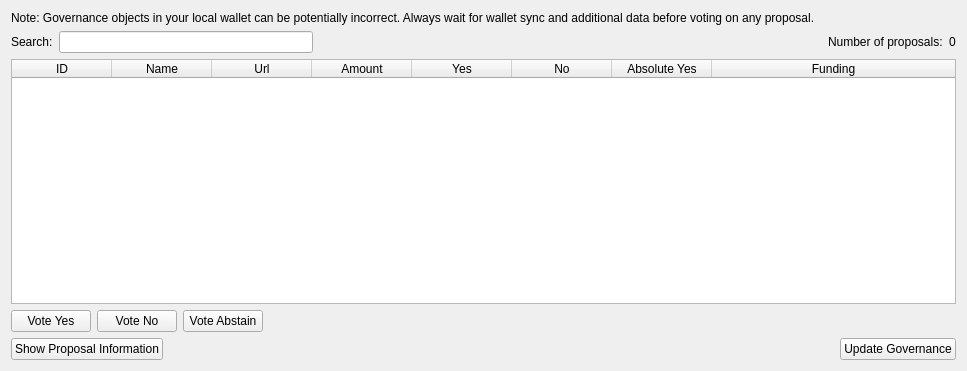
Before: the Qt Designer form src/qt/forms/governancelist.ui in HTHcoin/helpthehomelesscoin, drawn with Qt 5.
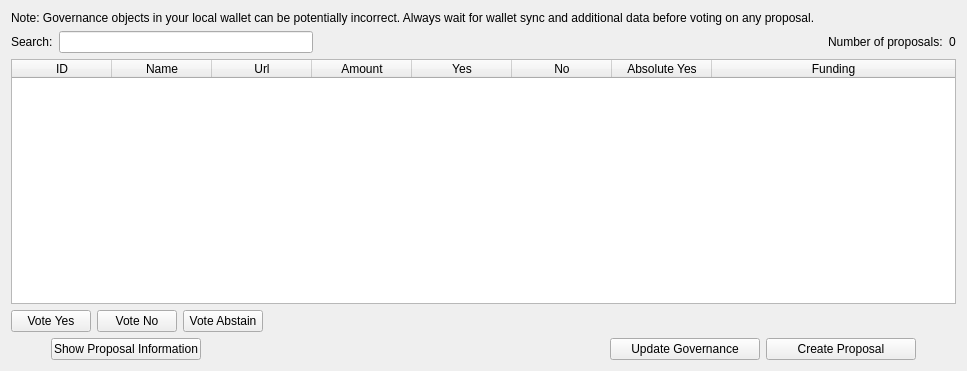
After: the same form once the commit is applied.

What changed in the file:
```diff
--- a/src/qt/forms/governancelist.ui
+++ b/src/qt/forms/governancelist.ui
@@ -191,32 +191,94 @@
    <item>
     <layout class="QHBoxLayout" name="horizontalLayout_2">
      <item>
+      <spacer name="horizontalSpacer_5">
+       <property name="orientation">
+        <enum>Qt::Horizontal</enum>
+       </property>
+       <property name="sizeType">
+        <enum>QSizePolicy::Fixed</enum>
+       </property>
+       <property name="sizeHint" stdset="0">
+        <size>
+         <width>40</width>
+         <height>20</height>
+        </size>
+       </property>
+      </spacer>
+     </item>
+     <item alignment="Qt::AlignLeft">
       <widget class="QPushButton" name="GovernanceButton">
+       <property name="minimumSize">
+        <size>
+         <width>100</width>
+         <height>0</height>
+        </size>
+       </property>
+       <property name="maximumSize">
+        <size>
+         <width>150</width>
+         <height>16777215</height>
+        </size>
+       </property>
        <property name="text">
         <string>Show Proposal Information</string>
        </property>
       </widget>
      </item>
-     <item>
-      <spacer name="horizontalSpacer_2">
-       <property name="orientation">
-        <enum>Qt::Horizontal</enum>
-       </property>
-       <property name="sizeHint" stdset="0">
-        <size>
-         <width>40</width>
-         <height>20</height>
-        </size>
-       </property>
-      </spacer>
-     </item>
      <item>
       <widget class="QPushButton" name="UpdateButton">
+       <property name="minimumSize">
+        <size>
+         <width>100</width>
+         <height>0</height>
+        </size>
+       </property>
+       <property name="maximumSize">
+        <size>
+         <width>150</width>
+         <height>16777215</height>
+        </size>
+       </property>
        <property name="text">
         <string>Update Governance</string>
        </property>
       </widget>
      </item>
+     <item>
+      <widget class="QPushButton" name="createButton">
+       <property name="minimumSize">
+        <size>
+         <width>100</width>
+         <height>0</height>
+        </size>
+       </property>
+       <property name="maximumSize">
+        <size>
+         <width>150</width>
+         <height>16777215</height>
+        </size>
+       </property>
+       <property name="text">
+        <string>Create Proposal</string>
+       </property>
+      </widget>
+     </item>
+     <item>
+      <spacer name="horizontalSpacer_2">
+       <property name="orientation">
+        <enum>Qt::Horizontal</enum>
+       </property>
+       <property name="sizeType">
+        <enum>QSizePolicy::Fixed</enum>
+       </property>
+       <property name="sizeHint" stdset="0">
+        <size>
+         <width>40</width>
+         <height>20</height>
+        </size>
+       </property>
+      </spacer>
+     </item>
     </layout>
    </item>
   </layout>
```
